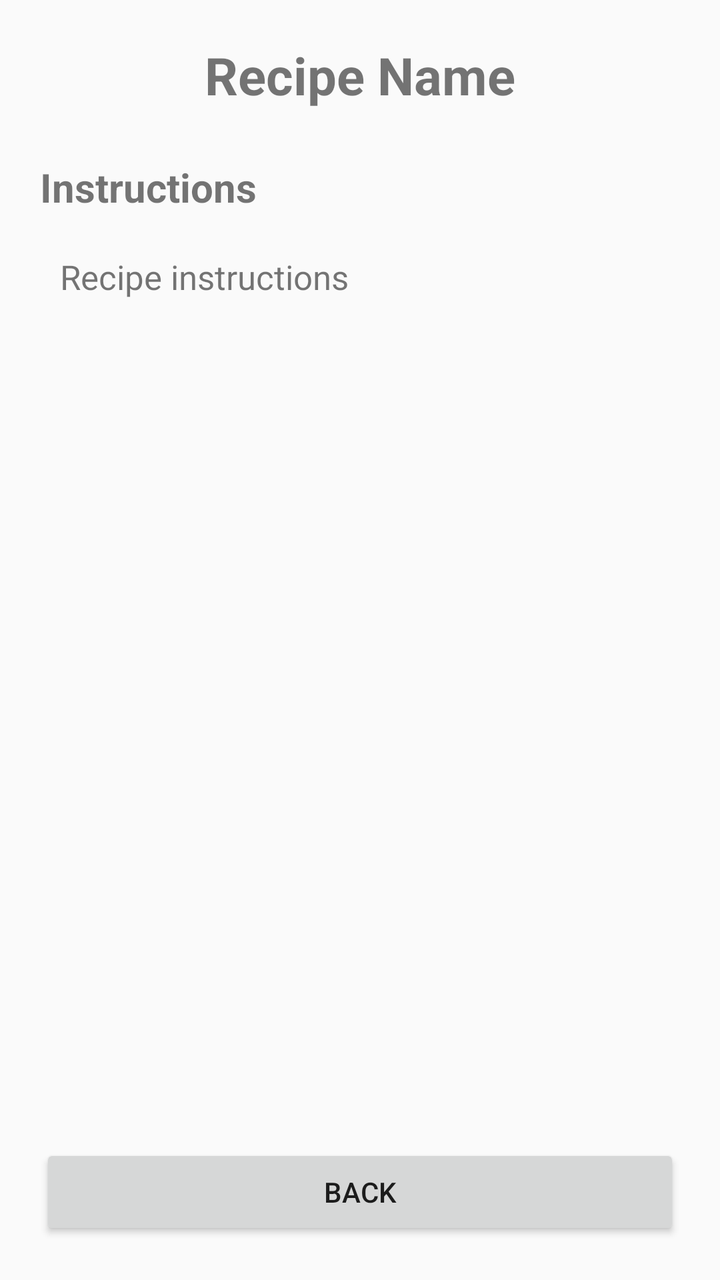
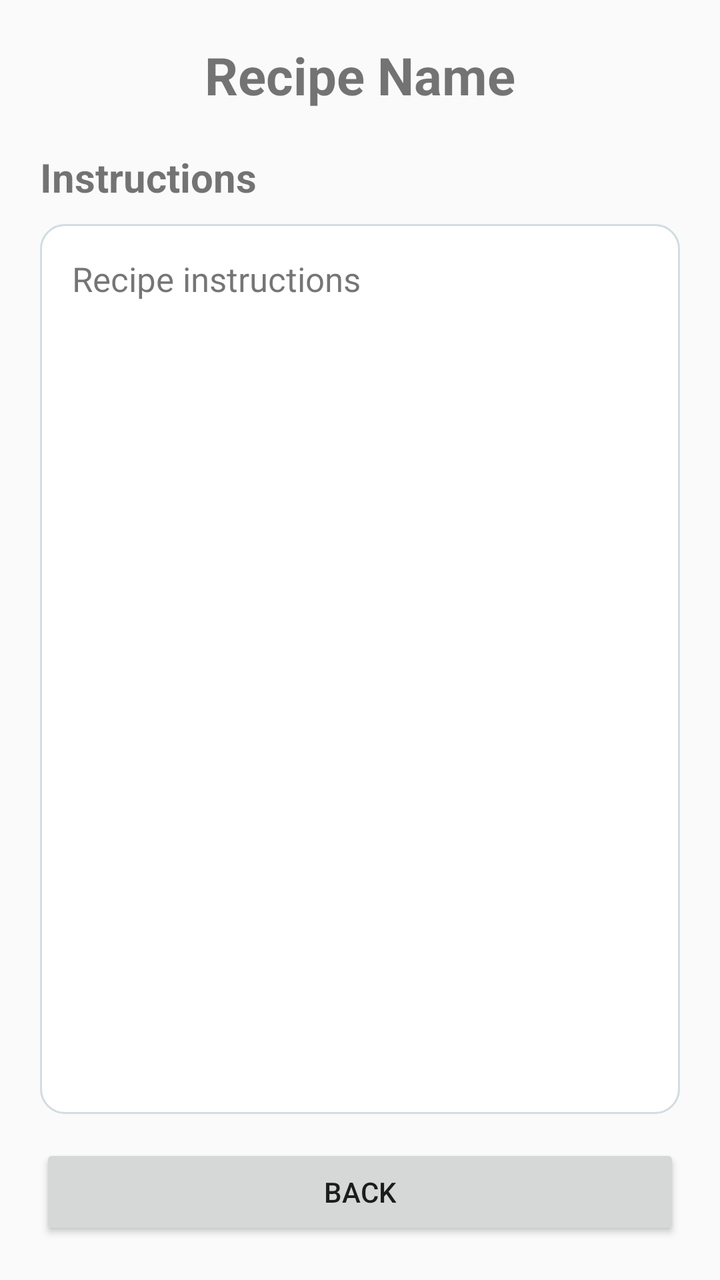

An Android layout rendered at two revisions. The XML below is the earlier revision; the diff shows what the commit changed to produce the second picture.
<!-- AndroidManifest.xml: application theme Theme.SmartPantryManager -->
<!-- res/layout/activity_recipe_detail.xml -->
<?xml version="1.0" encoding="utf-8"?>
<LinearLayout xmlns:android="http://schemas.android.com/apk/res/android"
    android:layout_width="match_parent"
    android:layout_height="match_parent"
    android:orientation="vertical"
    android:padding="20dp">

    <TextView
        android:id="@+id/tvRecipeName"
        android:layout_width="match_parent"
        android:layout_height="wrap_content"
        android:text="Recipe Name"
        android:textSize="26sp"
        android:textStyle="bold"
        android:gravity="center"
        android:layout_marginBottom="25dp" />

    <TextView
        android:id="@+id/tvInstructionsTitle"
        android:layout_width="match_parent"
        android:layout_height="wrap_content"
        android:text="Instructions"
        android:textSize="20sp"
        android:textStyle="bold"
        android:layout_marginBottom="10dp" />

    <ScrollView
        android:layout_width="match_parent"
        android:layout_height="0dp"
        android:layout_weight="1">

        <TextView
            android:id="@+id/tvRecipeInstructions"
            android:layout_width="match_parent"
            android:layout_height="wrap_content"
            android:text="Recipe instructions"
            android:textSize="17sp"
            android:padding="10dp" />

    </ScrollView>

    <Button
        android:id="@+id/btnBack"
        android:layout_width="match_parent"
        android:layout_height="wrap_content"
        android:text="Back"
        android:layout_marginTop="15dp" />

</LinearLayout>
<!-- resources referenced by this layout -->
<resources>
  <style name="Theme.SmartPantryManager" parent="Theme.AppCompat.Light.NoActionBar" />
</resources>

<!-- the commit's change to res/layout/activity_recipe_detail.xml (unified diff, before → after) -->
@@ -1,5 +1,6 @@
 <?xml version="1.0" encoding="utf-8"?>
 <LinearLayout xmlns:android="http://schemas.android.com/apk/res/android"
+    xmlns:tools="http://schemas.android.com/tools"
     android:layout_width="match_parent"
     android:layout_height="match_parent"
     android:orientation="vertical"
@@ -13,7 +14,8 @@
         android:textSize="26sp"
         android:textStyle="bold"
         android:gravity="center"
-        android:layout_marginBottom="25dp" />
+        android:layout_marginBottom="20dp"
+        tools:ignore="HardcodedText" />
 
     <TextView
         android:id="@+id/tvInstructionsTitle"
@@ -22,12 +24,14 @@
         android:text="Instructions"
         android:textSize="20sp"
         android:textStyle="bold"
-        android:layout_marginBottom="10dp" />
+        android:layout_marginBottom="10dp"
+        tools:ignore="HardcodedText" />
 
     <ScrollView
         android:layout_width="match_parent"
         android:layout_height="0dp"
-        android:layout_weight="1">
+        android:layout_weight="1"
+        android:fillViewport="true">
 
         <TextView
             android:id="@+id/tvRecipeInstructions"
@@ -35,7 +39,10 @@
             android:layout_height="wrap_content"
             android:text="Recipe instructions"
             android:textSize="17sp"
-            android:padding="10dp" />
+            android:lineSpacingExtra="6dp"
+            android:padding="16dp"
+            android:background="@drawable/item_background"
+            tools:ignore="HardcodedText" />
 
     </ScrollView>
 
@@ -44,6 +51,7 @@
         android:layout_width="match_parent"
         android:layout_height="wrap_content"
         android:text="Back"
-        android:layout_marginTop="15dp" />
+        android:layout_marginTop="15dp"
+        tools:ignore="HardcodedText" />
 
 </LinearLayout>
<!-- resource entries referenced after the edit -->
@@ -1,5 +1,25 @@
 <!-- resources referenced by this layout -->
 <resources>
+  <!-- drawable item_background (drawable) -->
+  <?xml version="1.0" encoding="utf-8"?>
+  <shape xmlns:android="http://schemas.android.com/apk/res/android"
+      android:shape="rectangle">
+  
+      <solid android:color="#FFFFFF" />
+  
+      <corners android:radius="12dp" />
+  
+      <stroke
+          android:width="1dp"
+          android:color="#D2DCE1" />
+  
+      <padding
+          android:left="4dp"
+          android:top="4dp"
+          android:right="4dp"
+          android:bottom="4dp" />
+  
+  </shape>
   <style name="Theme.SmartPantryManager" parent="Theme.AppCompat.Light.NoActionBar" />
 </resources>
 
